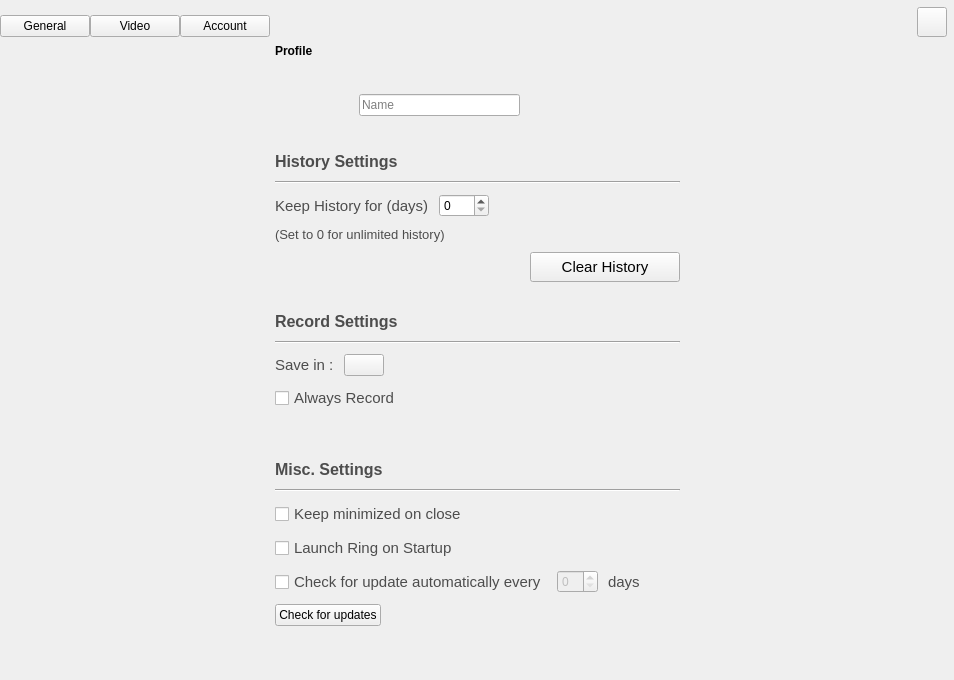
Qt form configurationwidget.ui (savoirfairelinux/jami-client-windows) before a commit.
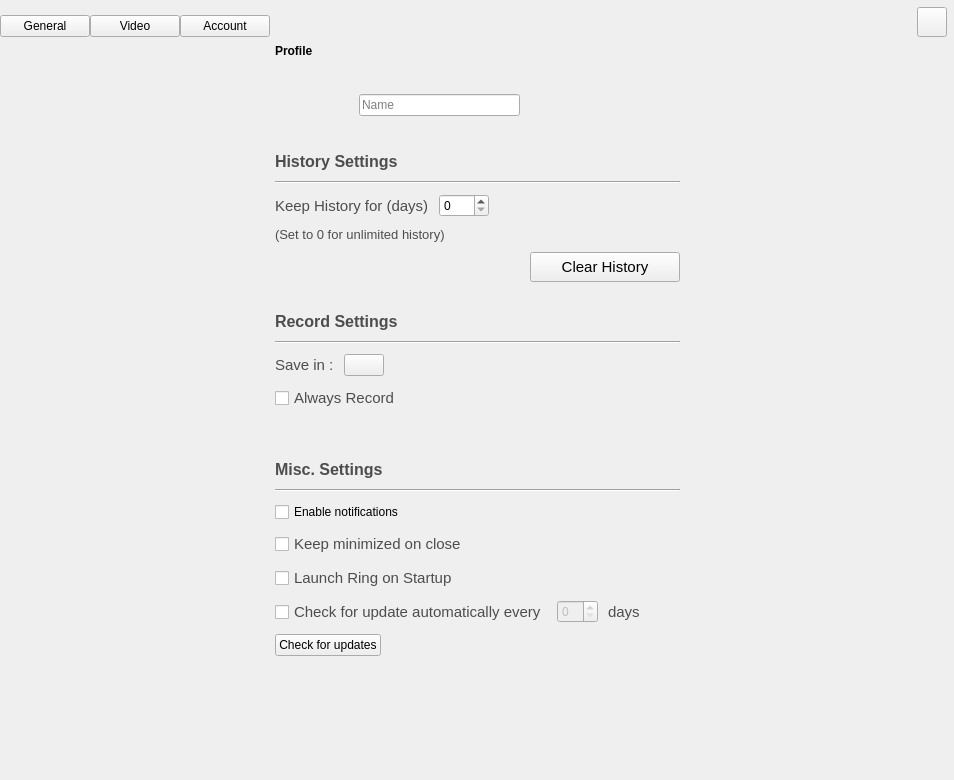
The same form after that commit. Icons and pictures are not drawn. Custom widgets are drawn as their Qt base class.

Commit message:
allow to disable notifications
Tuleap: #926

```diff
--- a/configurationwidget.ui
+++ b/configurationwidget.ui
@@ -7,7 +7,7 @@
     <x>0</x>
     <y>0</y>
     <width>954</width>
-    <height>680</height>
+    <height>780</height>
    </rect>
   </property>
   <property name="sizePolicy">
@@ -623,6 +623,13 @@
            </property>
           </widget>
          </item>
+         <item>
+          <widget class="QCheckBox" name="notificationCheckBox">
+           <property name="text">
+            <string>Enable notifications</string>
+           </property>
+          </widget>
+         </item>
          <item>
           <widget class="QCheckBox" name="closeOrMinCheckBox">
            <property name="font">
```
The commit also changes 5 other files.
